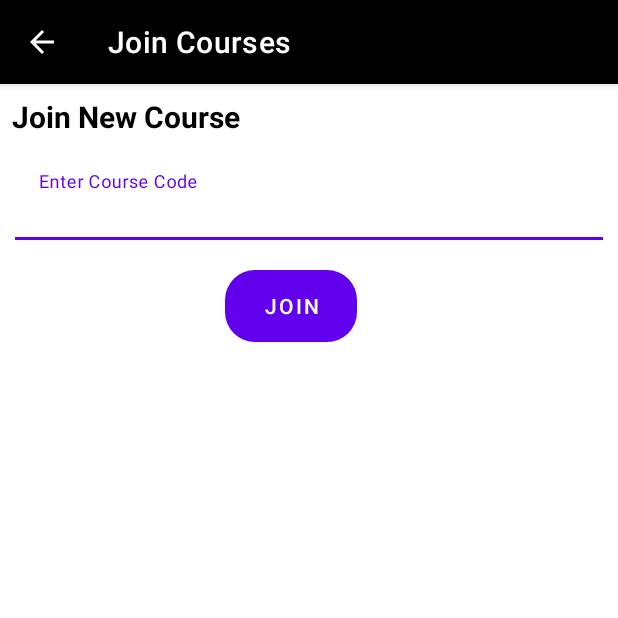
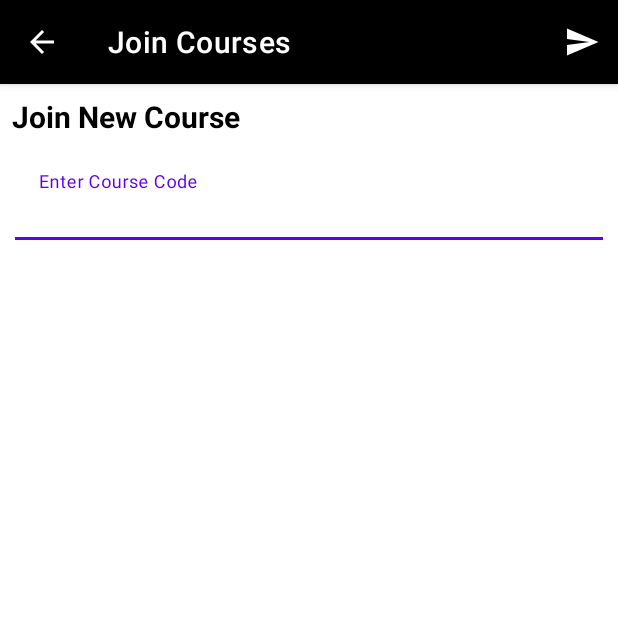
Before and after one commit to TahmidImtiazImu/online_exam, an Android app: the screen it shows after launch once a user with an empty profile is signed in (JoinCourseActivity), after a tap on "Create_course", on a phone screen of 412 x 824 dp, the top half of it. Run offline under Robolectric (Android 15) with nearby library versions, the phone set to English and light mode, and no system bars; our stand-ins replace Firebase (no records; nobody signed in at launch, a user with empty details on screens opened directly); Roboto replaces fonts that are not available here.

Commit message:
join and create page edit

```diff
--- a/app/src/main/java/com/example/online_exam/InstructActivity.java
+++ b/app/src/main/java/com/example/online_exam/InstructActivity.java
@@ -2,6 +2,7 @@ package com.example.online_exam;
 
 import androidx.appcompat.app.AppCompatActivity;
 
+import android.graphics.drawable.ColorDrawable;
 import android.os.Bundle;
 import android.widget.TextView;
 
@@ -20,6 +21,7 @@ public class InstructActivity extends AppCompatActivity {
         setContentView(R.layout.instruction);
         this.setTitle("Instruction");
         Objects.requireNonNull(getSupportActionBar()).setDisplayHomeAsUpEnabled(true);
+        getSupportActionBar().setBackgroundDrawable(new ColorDrawable(getResources().getColor(R.color.black)));
 
         textView = findViewById(R.id.instruction_show);
 
--- a/app/src/main/java/com/example/online_exam/JoinCourseActivity.java
+++ b/app/src/main/java/com/example/online_exam/JoinCourseActivity.java
@@ -8,6 +8,8 @@ import android.content.Intent;
 import android.content.SharedPreferences;
 import android.graphics.drawable.ColorDrawable;
 import android.os.Bundle;
+import android.view.Menu;
+import android.view.MenuItem;
 import android.view.View;
 import android.widget.Button;
 import android.widget.EditText;
@@ -67,16 +69,30 @@ public class JoinCourseActivity extends AppCompatActivity {
 
         Objects.requireNonNull(getSupportActionBar()).setDisplayHomeAsUpEnabled(true);
 
-        join = findViewById(R.id.join_button);
+    }
+
+    @Override
+    public boolean onCreateOptionsMenu(Menu menu) {
+
+        getMenuInflater().inflate(R.menu.create_menu, menu);
+        return super.onCreateOptionsMenu(menu);
+    }
+
+    @Override
+    public boolean onOptionsItemSelected(@NonNull MenuItem item) {
+
+        switch (item.getItemId()) {
+
+            case R.id.confirm_createORjoin:
 
                 new_join_course_clicked();
+
+        }
+
+        return super.onOptionsItemSelected(item);
     }
 
     private void new_join_course_clicked() {
-
-        join.setOnClickListener(new View.OnClickListener() {
-            @Override
-            public void onClick(View v) {
 
         is_there_course = false;
 
@@ -147,8 +163,5 @@ public class JoinCourseActivity extends AppCompatActivity {
             });
         }
     }
-        });
 
 }
-
-}
--- a/app/src/main/java/com/example/online_exam/student_homepage.java
+++ b/app/src/main/java/com/example/online_exam/student_homepage.java
@@ -53,7 +53,6 @@ public class student_homepage extends AppCompatActivity {
     String student_username;
     String current_userName;
     String joined_course_code;
-    String[] courseCodeArray = new String[99999];
 
 
     int size = 0;
--- a/app/src/main/java/com/example/online_exam/teacher_homepage.java
+++ b/app/src/main/java/com/example/online_exam/teacher_homepage.java
@@ -7,6 +7,7 @@ import androidx.recyclerview.widget.RecyclerView;
 import android.content.Context;
 import android.content.Intent;
 import android.content.SharedPreferences;
+import android.graphics.drawable.ColorDrawable;
 import android.os.Bundle;
 import android.view.Menu;
 import android.view.MenuItem;
@@ -53,6 +54,8 @@ public class teacher_homepage extends AppCompatActivity {
         super.onCreate(savedInstanceState);
         setContentView(R.layout.activity_teacher_homepage);
         this.setTitle("Courses");
+
+        getSupportActionBar().setBackgroundDrawable(new ColorDrawable(getResources().getColor(R.color.black)));
         //Objects.requireNonNull(getSupportActionBar()).setTitle("Teacher Homepage");
         //logout = (Button)findViewById(R.id.logout) ;
         //teacher_username = userIntent.getStringExtra("currentUsername");
--- /dev/null
+++ b/app/src/main/res/drawable/ic_baseline_create.xml
@@ -0,0 +1,11 @@
+<vector xmlns:android="http://schemas.android.com/apk/res/android"
+    android:width="24dp"
+    android:height="24dp"
+    android:viewportWidth="24"
+    android:viewportHeight="24"
+    android:tint="?attr/colorControlNormal"
+    android:autoMirrored="true">
+  <path
+      android:fillColor="@android:color/white"
+      android:pathData="M2.01,21L23,12 2.01,3 2,10l15,2 -15,2z"/>
+</vector>
--- a/app/src/main/res/drawable/rounded_button.xml
+++ b/app/src/main/res/drawable/rounded_button.xml
@@ -1,6 +1,8 @@
 <?xml version="1.0" encoding="utf-8"?>
 <shape xmlns:android="http://schemas.android.com/apk/res/android"
     android:shape="rectangle">
+
+    <solid android:color="@color/black" />
 
     <corners
         android:radius="20dp"
--- a/app/src/main/res/layout/activity_join_course.xml
+++ b/app/src/main/res/layout/activity_join_course.xml
@@ -41,16 +41,5 @@
                 android:inputType="text"/>
         </com.google.android.material.textfield.TextInputLayout>
 
-        <Button
-            android:id="@+id/join_button"
-            android:layout_width="wrap_content"
-            android:layout_height="wrap_content"
-            android:layout_marginTop="10dp"
-            android:layout_marginLeft="150dp"
-            android:text="Join"
-            android:background="@drawable/rounded_button"
-            android:onClick="join_course_clicked" />
-
-
     </LinearLayout>
 </androidx.constraintlayout.widget.ConstraintLayout>
--- a/app/src/main/res/layout/activity_teacher_homepage.xml
+++ b/app/src/main/res/layout/activity_teacher_homepage.xml
@@ -5,6 +5,7 @@
     android:layout_width="match_parent"
     android:layout_height="match_parent"
     android:orientation="vertical"
+    android:background="@color/gray"
     tools:context=".teacher_homepage">
 
     <androidx.recyclerview.widget.RecyclerView
--- a/app/src/main/res/layout/course_layout.xml
+++ b/app/src/main/res/layout/course_layout.xml
@@ -11,7 +11,7 @@
         android:layout_width="match_parent"
         android:layout_height="wrap_content"
         android:orientation="vertical"
-        android:background="@color/blue"
+        android:background="@color/white"
         android:padding="20dp"
         android:onClick="single_course_clicked"
         android:clickable="true">
--- /dev/null
+++ b/app/src/main/res/menu/create_menu.xml
@@ -0,0 +1,10 @@
+<?xml version="1.0" encoding="utf-8"?>
+<menu xmlns:android="http://schemas.android.com/apk/res/android"
+    xmlns:app="http://schemas.android.com/apk/res-auto">
+
+    <item android:title="create_or_join"
+        android:id="@+id/confirm_createORjoin"
+        android:icon="@drawable/ic_baseline_create"
+        app:showAsAction="ifRoom"/>
+
+</menu>
--- a/app/src/main/res/values/colors.xml
+++ b/app/src/main/res/values/colors.xml
@@ -5,8 +5,8 @@
     <color name="purple_700">#FF3700B3</color>
     <color name="teal_200">#FF03DAC5</color>
     <color name="teal_700">#FF018786</color>
-    <color name="black">#FF000000</color>
-    <color name="gray">#808080</color>
+    <color name="black">#000000</color>
+    <color name="gray">#DCDCDC</color>
     <color name="dark_gray">#A9A9A9</color>
     <color name="white">#FFFFFFFF</color>
     <color name="colorPrimaryDark">#9BE6EC</color>
```
Also changed, not shown: app/src/main/java/com/example/online_exam/CourseCreatingActivity.java (+29 -6 lines), app/src/main/res/layout/course_creating.xml (+0 -11 lines), app/src/main/res/raw/instruction.txt (+1 -7 lines). Lines whose indentation alone changed are shown as unchanged.
